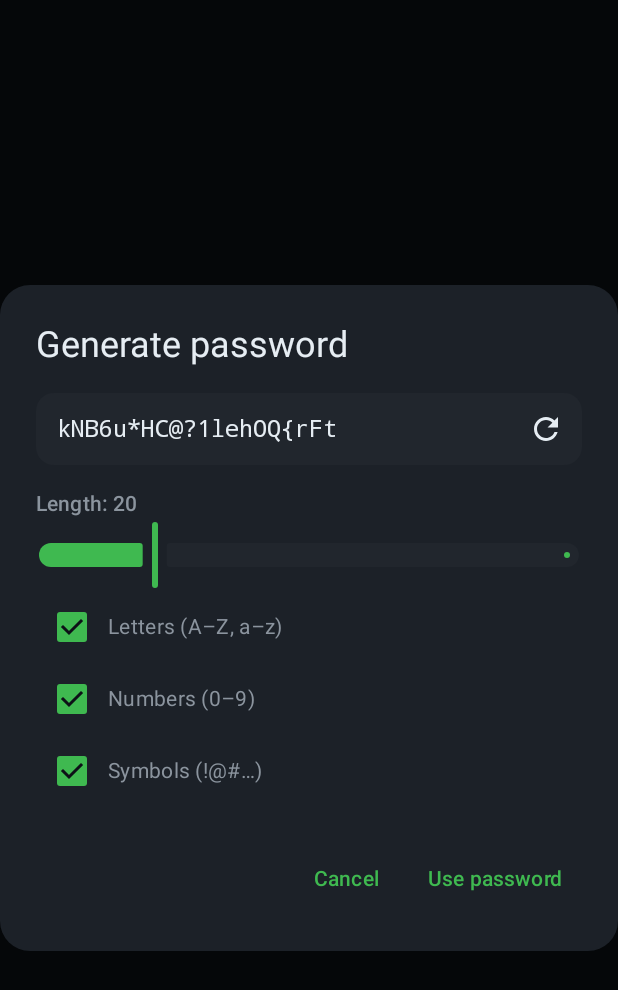
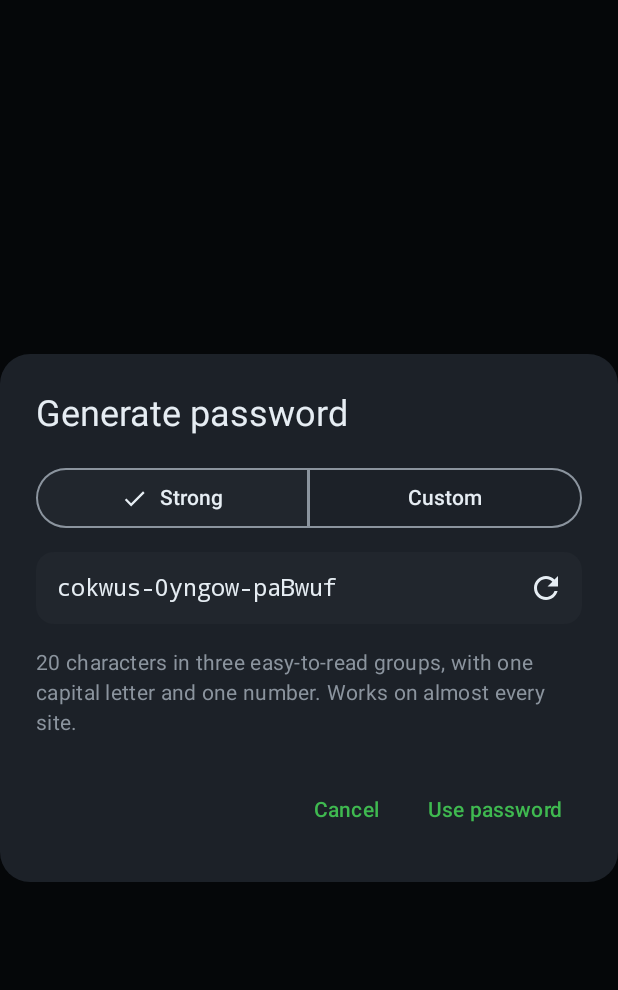
Before and after one commit to fufu-fafa/passman, an Android app built with Jetpack Compose: the composable GeneratorDialog shown on its own in the app's theme, on a phone screen of 412 x 824 dp. Shown: the top 990 px of the screen. Run offline under Robolectric (Android 15) with nearby library versions, the phone set to English and light mode, and no system bars.

Commit message:
add apple style password generator

```diff
--- a/app/src/main/java/app/passman/core/PasswordGenerator.kt
+++ b/app/src/main/java/app/passman/core/PasswordGenerator.kt
@@ -41,4 +41,33 @@ object PasswordGenerator {
         }
         return String(chars).also { chars.fill('\u0000') }
     }
+
+    const val CONSONANTS = "bcdfghjklmnpqrstvwxz"
+    const val VOWELS = "aeiouy"
+    const val GROUPS = 3
+    const val GROUP_LENGTH = 6
+    const val MEMORABLE_LENGTH = GROUPS * GROUP_LENGTH + GROUPS - 1
+
+    /**
+     * Apple-style strong password, e.g. `vadpyb-Gofzi1-xydjuk`: three pronounceable groups of six
+     * (consonant-vowel-consonant-consonant-vowel-consonant) joined by hyphens, with exactly one
+     * uppercase letter and one digit at the start or end of a group. About 71 bits of entropy.
+     */
+    fun generateMemorable(random: SecureRandom = defaultRandom): String {
+        fun pick(set: String) = set[random.nextInt(set.length)]
+        val groups = Array(GROUPS) {
+            CharArray(GROUP_LENGTH) { i -> pick(if (i == 1 || i == 4) VOWELS else CONSONANTS) }
+        }
+        val digitGroup = random.nextInt(GROUPS)
+        val digitPos = if (random.nextBoolean()) 0 else GROUP_LENGTH - 1
+        groups[digitGroup][digitPos] = pick(DIGITS)
+        while (true) {
+            val g = random.nextInt(GROUPS)
+            val p = random.nextInt(GROUP_LENGTH)
+            if (g == digitGroup && p == digitPos) continue
+            groups[g][p] = groups[g][p].uppercaseChar()
+            break
+        }
+        return groups.joinToString("-") { String(it) }.also { groups.forEach { it.fill('\u0000') } }
+    }
 }
--- a/app/src/main/java/app/passman/ui/EditScreen.kt
+++ b/app/src/main/java/app/passman/ui/EditScreen.kt
@@ -27,6 +27,9 @@ import androidx.compose.material3.IconButton
 import androidx.compose.material3.MaterialTheme
 import androidx.compose.material3.OutlinedTextField
 import androidx.compose.material3.Scaffold
+import androidx.compose.material3.SegmentedButton
+import androidx.compose.material3.SegmentedButtonDefaults
+import androidx.compose.material3.SingleChoiceSegmentedButtonRow
 import androidx.compose.material3.Slider
 import androidx.compose.material3.Surface
 import androidx.compose.material3.Text
@@ -238,13 +241,15 @@ private fun LimitedField(
 /** FR-11. */
 @Composable
 private fun GeneratorDialog(onDismiss: () -> Unit, onUse: (String) -> Unit) {
+    var memorable by remember { mutableStateOf(true) }
     var length by remember { mutableIntStateOf(PasswordGenerator.DEFAULT_LENGTH) }
     var letters by remember { mutableStateOf(true) }
     var digits by remember { mutableStateOf(true) }
     var symbols by remember { mutableStateOf(true) }
     var nonce by remember { mutableIntStateOf(0) }
-    val generated = remember(length, letters, digits, symbols, nonce) {
-        PasswordGenerator.generate(length, letters, digits, symbols)
+    val generated = remember(memorable, length, letters, digits, symbols, nonce) {
+        if (memorable) PasswordGenerator.generateMemorable()
+        else PasswordGenerator.generate(length, letters, digits, symbols)
     }
 
     AlertDialog(
@@ -252,6 +257,18 @@ private fun GeneratorDialog(onDismiss: () -> Unit, onUse: (String) -> Unit) {
         title = { Text("Generate password") },
         text = {
             Column {
+                SingleChoiceSegmentedButtonRow(Modifier.fillMaxWidth().padding(bottom = 12.dp)) {
+                    SegmentedButton(
+                        selected = memorable,
+                        onClick = { memorable = true },
+                        shape = SegmentedButtonDefaults.itemShape(0, 2),
+                    ) { Text("Strong") }
+                    SegmentedButton(
+                        selected = !memorable,
+                        onClick = { memorable = false },
+                        shape = SegmentedButtonDefaults.itemShape(1, 2),
+                    ) { Text("Custom") }
+                }
                 Surface(shape = RoundedCornerShape(12.dp), color = MaterialTheme.colorScheme.surfaceContainerHighest) {
                     Row(Modifier.fillMaxWidth().padding(start = 14.dp), verticalAlignment = Alignment.CenterVertically) {
                         Text(
@@ -263,6 +280,13 @@ private fun GeneratorDialog(onDismiss: () -> Unit, onUse: (String) -> Unit) {
                     }
                 }
                 Spacer(Modifier.height(16.dp))
+                if (memorable) {
+                    Text(
+                        "20 characters in three easy-to-read groups, with one capital letter and one number. Works on almost every site.",
+                        style = MaterialTheme.typography.bodyMedium,
+                        color = MaterialTheme.colorScheme.onSurfaceVariant,
+                    )
+                } else {
                     Text("Length: $length", style = MaterialTheme.typography.labelLarge)
                     Slider(
                         value = length.toFloat(),
@@ -273,6 +297,7 @@ private fun GeneratorDialog(onDismiss: () -> Unit, onUse: (String) -> Unit) {
                     CheckRow("Letters (A–Z, a–z)", letters) { if (it || digits || symbols) letters = it }
                     CheckRow("Numbers (0–9)", digits) { if (it || letters || symbols) digits = it }
                     CheckRow("Symbols (!@#…)", symbols) { if (it || letters || digits) symbols = it }
+                }
             }
         },
         confirmButton = { TextButton(onClick = { onUse(generated) }) { Text("Use password") } },
```
Also changed, not shown: 1 other file. Lines whose indentation alone changed are shown as unchanged.
